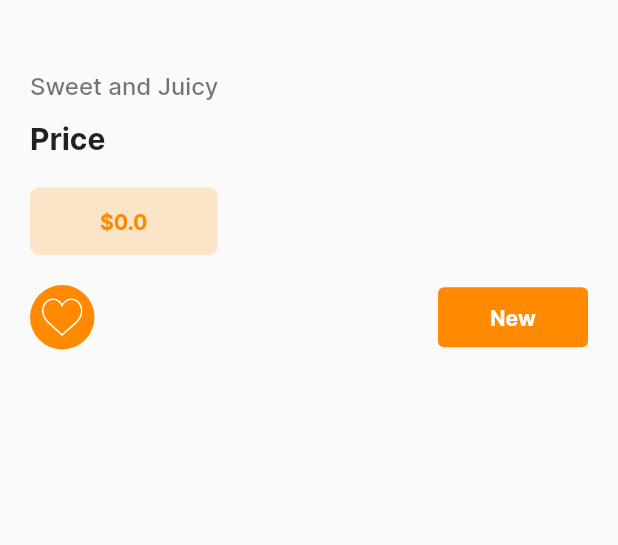
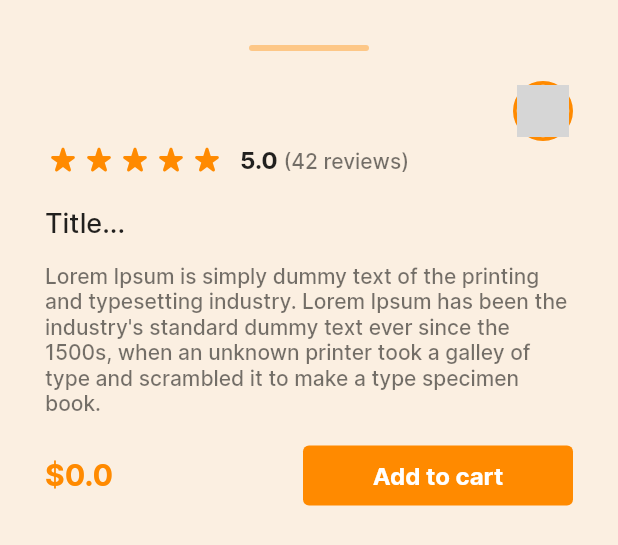
Before and after one commit to BrunoRabbit/fruit-store-app, a Flutter app: the ItemDescription widget shown alone on an empty page, opened directly with empty values, on a phone screen of 412 x 824 dp. Shown: the top 545 px of the screen. Run offline on Flutter 3.47's test engine with Material 2 defaults, Android fonts, the light colour scheme and no system bars; our stand-ins replace feather_icons, flutter_svg, get; grey boxes are pictures that could not be loaded.

Commit message:
Minor changes

```diff
--- a/lib/views/cart_page/widgets/item_description.dart
+++ b/lib/views/cart_page/widgets/item_description.dart
@@ -1,11 +1,9 @@
 import 'package:flutter/material.dart';
-import 'package:flutter_svg/flutter_svg.dart';
-import 'package:fruit_store_app/controllers/cart_page_controller.dart';
+
 import 'package:fruit_store_app/styles/color_theme.dart';
-
 import 'package:fruit_store_app/widgets/card_fruits.dart';
 import 'package:fruit_store_app/widgets/custom_text.dart';
-import 'package:get/get.dart';
+import 'package:fruit_store_app/widgets/star_icon.dart';
 
 class ItemDescription extends StatelessWidget {
   final CardFruits fruits;
@@ -14,59 +12,21 @@ class ItemDescription extends StatelessWidget {
     Key? key,
     required this.fruits,
   }) : super(key: key);
-
   @override
   Widget build(BuildContext context) {
-    final _controller = Get.put(CartPageController());
-    return SizedBox(
+    return Container(
       width: double.infinity,
+      color: primaryColor.withOpacity(0.1),
       child: Padding(
-        padding: const EdgeInsets.all(20),
+        padding: const EdgeInsets.all(30),
         child: Column(
-          crossAxisAlignment: CrossAxisAlignment.start,
           children: [
-            CustomText(
-              label: fruits.name,
-              size: 28,
-              fontFamily: 'Inter-Bold',
-            ),
-            const SizedBox(
-              height: 10,
-            ),
-            const CustomText(
-              label: 'Sweet and Juicy',
-              size: 16,
-              color: Colors.black54,
-              fontFamily: 'Inter-Medium',
-            ),
-            const SizedBox(
-              height: 15,
-            ),
-            const CustomText(
-              label: 'Price',
-              size: 20,
-              fontFamily: 'Inter-Bold',
-            ),
-            const SizedBox(
-              height: 20,
-            ),
-            SizedBox(
-              height: 45,
-              width: 125,
-              child: ElevatedButton(
-                child: CustomText(
-                  label: '\$${fruits.price}',
-                  color: primaryColor,
-                  fontFamily: 'Inter-Bold',
-                ),
-                style: ElevatedButton.styleFrom(
-                  elevation: 0,
-                  shape: RoundedRectangleBorder(
-                    borderRadius: BorderRadius.circular(6),
-                  ),
-                  primary: primaryColor.withOpacity(0.2),
-                ),
-                onPressed: () {},
+            Container(
+              height: 4,
+              width: 80,
+              decoration: BoxDecoration(
+                color: primaryColor.withOpacity(0.4),
+                borderRadius: BorderRadius.circular(10),
               ),
             ),
             const SizedBox(
@@ -74,34 +34,96 @@ class ItemDescription extends StatelessWidget {
             ),
             Row(
               children: [
-                Obx(
-                  () => Container(
-                    width: 43,
-                    height: 43,
+                Align(
+                  alignment: Alignment.centerLeft,
+                  child: CustomText(
+                    label: fruits.name,
+                    size: 20,
+                    fontFamily: 'Inter-Bold',
+                  ),
+                ),
+                const Spacer(),
+                Stack(
+                  alignment: Alignment.center,
+                  children: [
+                    Container(
+                      width: 40,
+                      height: 40,
                       decoration: const BoxDecoration(
                         color: primaryColor,
                         shape: BoxShape.circle,
                       ),
-                    child: Padding(
-                      padding: const EdgeInsets.all(8.0),
-                      child: GestureDetector(
-                        onTap: () {
-                          _controller.isFavorite.value =
-                              !_controller.isFavorite.value;
-                        },
-                        child: SvgPicture.asset(
-                          _controller.isFavorite.value
-                              ? './assets/svgs/heart-full.svg'
-                              : './assets/svgs/heart-empty.svg',
+                    ),
+                    Container(
+                      width: 35,
+                      height: 35,
+                      decoration: const BoxDecoration(
                         color: Colors.white,
+                        shape: BoxShape.circle,
+                      ),
+                      child: Image.asset(
+                        './assets/images/like.png',
+                        color: primaryColor,
                       ),
                     ),
+                  ],
+                ),
+              ],
+            ),
+            Row(
+              children: const [
+                StarIcon(),
+                StarIcon(),
+                StarIcon(),
+                StarIcon(),
+                StarIcon(),
+                SizedBox(
+                  width: 10,
+                ),
+                CustomText(
+                  label: '5.0',
+                  fontFamily: 'Inter-Bold',
+                  size: 16,
+                  richLabel: ' (42 reviews)',
+                ),
+              ],
+            ),
+            const SizedBox(
+              height: 20,
+            ),
+            const Align(
+              alignment: Alignment.centerLeft,
+              child: CustomText(
+                label: 'Title...',
+                fontFamily: 'Inter-Medium',
+                size: 18,
               ),
             ),
+            const SizedBox(
+              height: 15,
+            ),
+            const CustomText(
+              label:
+                  'Lorem Ipsum is simply dummy text of the printing and typesetting industry. Lorem Ipsum has been the industry\'s standard dummy text ever since the 1500s, when an unknown printer took a galley of type and scrambled it to make a type specimen book.',
+              fontFamily: 'Inter-Medium',
+              textOverflow: TextOverflow.ellipsis,
+              color: Colors.black54,
+              size: 14,
+            ),
+            const SizedBox(
+              height: 20,
+            ),
+            Row(
+              children: [
+                CustomText(
+                  label: '\$${fruits.price}',
+                  color: primaryColor,
+                  size: 20,
+                  fontFamily: 'Inter-Bold',
                 ),
                 const Spacer(),
                 SizedBox(
-                  width: 100,
+                  width: 180,
                   height: 40,
                   child: ElevatedButton(
                     onPressed: () {},
@@ -111,7 +133,8 @@ class ItemDescription extends StatelessWidget {
                       primary: primaryColor,
                     ),
                     child: const CustomText(
-                      label: 'New',
+                      label: 'Add to cart',
+                      size: 16,
                       fontFamily: 'Inter-Bold',
                     ),
                   ),
--- a/lib/widgets/custom_text.dart
+++ b/lib/widgets/custom_text.dart
@@ -7,6 +7,7 @@ class CustomText extends StatelessWidget {
   final String? fontFamily;
   final Color? color;
   final FontWeight? fontWeight;
+  final TextOverflow? textOverflow;
 
   const CustomText({
     Key? key,
@@ -16,6 +17,7 @@ class CustomText extends StatelessWidget {
     this.fontFamily,
     this.color,
     this.fontWeight,
+    this.textOverflow,
   }) : super(key: key);
 
   @override
@@ -28,6 +30,7 @@ class CustomText extends StatelessWidget {
           fontFamily: fontFamily,
           color: color,
           fontWeight: fontWeight,
+          overflow: textOverflow,
         ),
         children: [
           TextSpan(
--- a/pubspec.yaml
+++ b/pubspec.yaml
@@ -37,6 +37,7 @@ dependencies:
   flutter_svg: ^1.0.3
   get: ^4.6.1
   feather_icons: ^1.2.0
+  flutter_rating_bar: ^4.0.0
 
 dev_dependencies:
   flutter_test:
```
Also changed, not shown: lib/views/cart_page/cart_page.dart (+22 -88 lines), lib/views/cart_page/widgets/item_price.dart (added, +129 -0 lines), pubspec.lock. Lines whose indentation alone changed are shown as unchanged.
